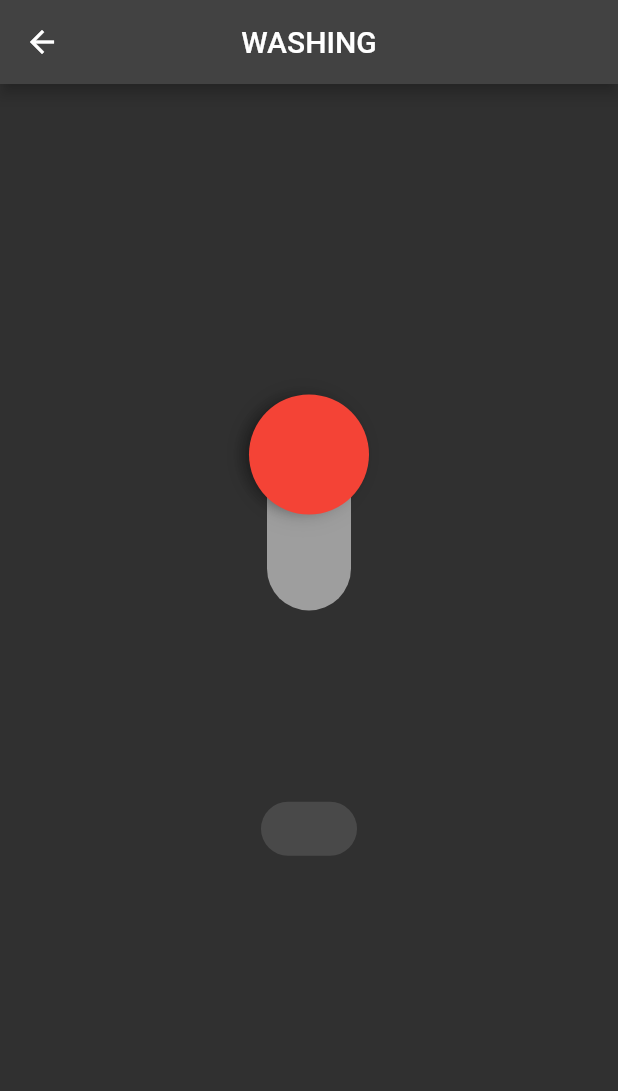
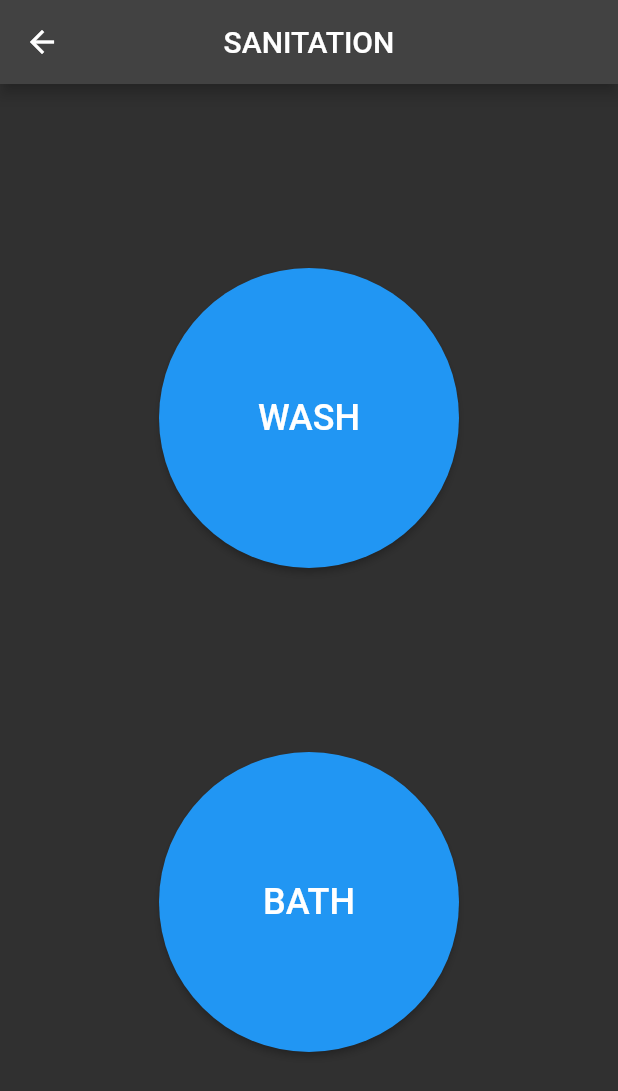
Before and after one commit to Chaaang/Thesis-mobileapp-final, a Flutter app: the Washing2 screen opened directly, on a phone screen of 412 x 824 dp. Shown: the top 1091 px of the screen. Run offline on Flutter 3.47's test engine with Material 2 defaults, Android fonts, the phone set to English and light mode, and no system bars; our stand-ins replace firebase_core, firebase_database, firebase_messaging, flutter_local_notifications, fluttertoast, percent_indicator; accounts and stored records are empty.

Commit message:
feat: add new button

```diff
--- a/pigs/lib/screens/cage2/wash2.dart
+++ b/pigs/lib/screens/cage2/wash2.dart
@@ -17,48 +17,42 @@ class _Washing2State extends State<Washing2> {
   @override
   Widget build(BuildContext context) {
     return Scaffold(
-      appBar: AppBar(title: const Text("WASHING"), centerTitle: true),
+      appBar: AppBar(title: const Text("SANITATION"), centerTitle: true),
       body: Center(
           child: Column(
-        mainAxisAlignment: MainAxisAlignment.center,
-        children: <Widget>[
-          RotatedBox(
-            quarterTurns: 1,
-            child: buildSpecialAndroidSwitch(),
+        mainAxisAlignment: MainAxisAlignment.spaceEvenly,
+        children: [
+          ElevatedButton(
+            child: const Text(
+              'WASH',
+              style: TextStyle(fontSize: 24),
+            ),
+            onPressed: () {
+              wash("ON");
+            },
+            style: ElevatedButton.styleFrom(
+              fixedSize: const Size(200, 200),
+              shape: const CircleBorder(),
+            ),
           ),
-          SizedBox(height: 150),
           ElevatedButton(
-              onPressed: null,
-              child: Text(option),
-              style: ElevatedButton.styleFrom(
-                  primary: Colors.pink,
-                  shape: RoundedRectangleBorder(
-                      borderRadius: BorderRadius.circular(50)))),
+            child: const Text(
+              'BATH',
+              style: TextStyle(fontSize: 24),
+            ),
+            onPressed: () {
+              bath("ON");
+            },
+            style: ElevatedButton.styleFrom(
+              fixedSize: const Size(200, 200),
+              shape: const CircleBorder(),
+            ),
+          )
         ],
       )),
     );
   }
 
-  Widget buildSpecialAndroidSwitch() => Transform.scale(
-      scale: 4,
-      child: SizedBox(
-          width: 75,
-          child: Switch(
-            trackColor: MaterialStateProperty.all(Colors.grey),
-            activeColor: Colors.green,
-            inactiveThumbColor: Colors.red,
-            value: selected,
-            onChanged: (value) => setState(() {
-              selected = value;
-              if (selected == true) {
-                wash("ON");
-                option = "ON";
-              } else {
-                wash("OFF");
-                option = "OFF";
-              }
-            }),
-          )));
   wash(String x) {
     DatabaseReference _testRef =
         FirebaseDatabase.instance.ref("/cage_2").child("/wash_2");
@@ -72,4 +66,18 @@ class _Washing2State extends State<Washing2> {
       });
     });
   }
+
+  bath(String x) {
+    DatabaseReference _testRef =
+        FirebaseDatabase.instance.ref("/cage_2").child("/bath_2");
+    _testRef.set(x);
+
+    Future.delayed(Duration(milliseconds: 5000), () {
+      _testRef.set("OFF");
+      setState(() {
+        selected = false;
+        option = "OFF";
+      });
+    });
+  }
 }
```
Also changed, not shown: pigs/lib/screens/cage1/wash1.dart (+41 -13 lines).
